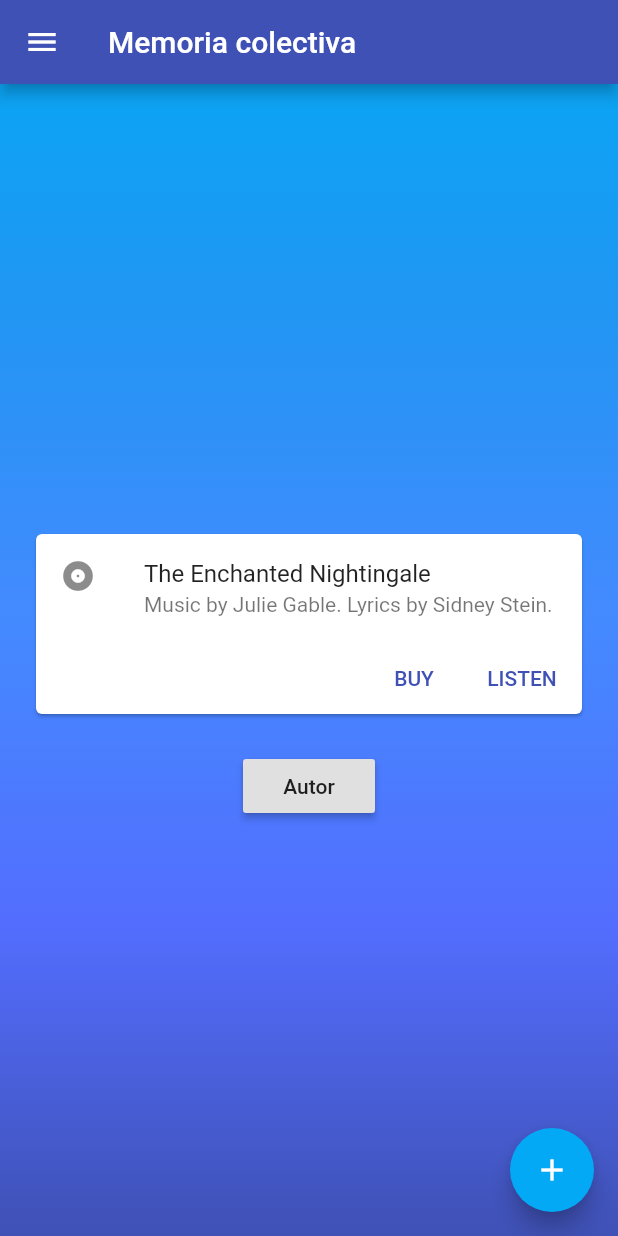
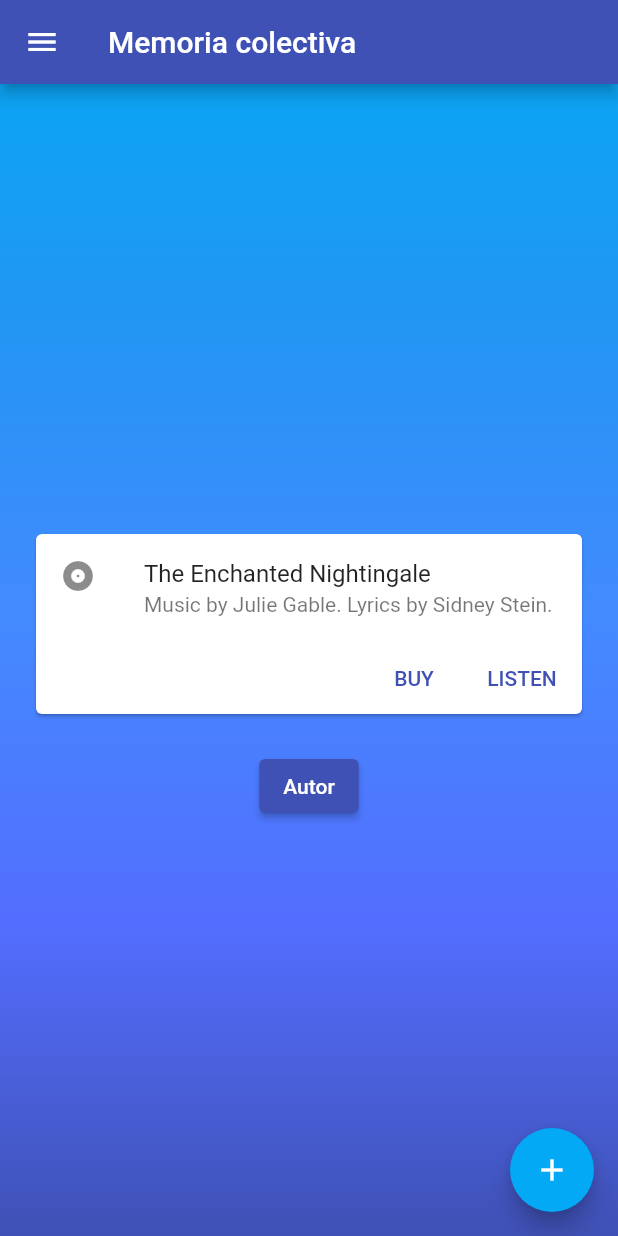
Before and after one commit to jared0709999/mc01, a Flutter app: the screen it shows after launch, on a phone screen of 412 x 824 dp. Run offline on Flutter 3.47's test engine with Material 2 defaults, Android fonts, the phone set to English and light mode, and no system bars.

```diff
--- a/lib/main.dart
+++ b/lib/main.dart
@@ -100,8 +100,8 @@ class _MyHomePageState extends State<MyHomePage> {
                     ),
                   ),
                 ),
-                RaisedButton(
-                  child: Text('Autor'),
+                ElevatedButton(
+                  child: const Text('Autor'),
                   onPressed: () {
                     Navigator.pushNamed(context, '/autores');
                   },
```
